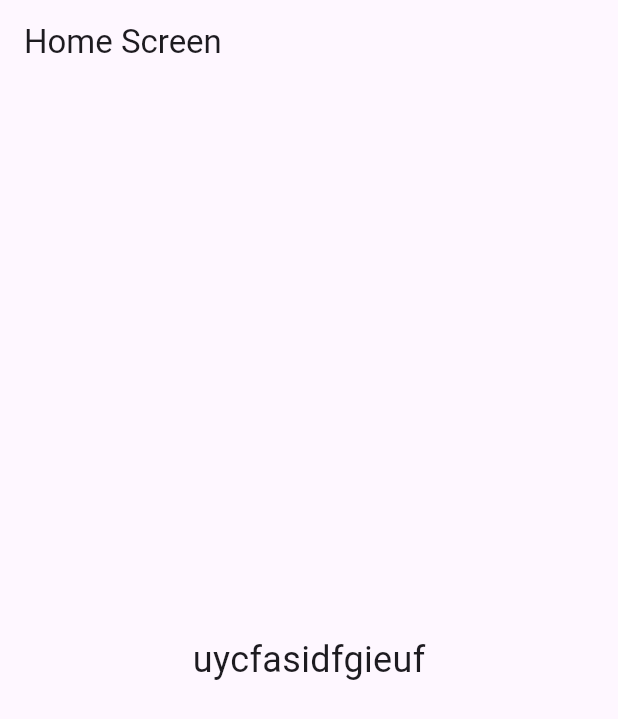
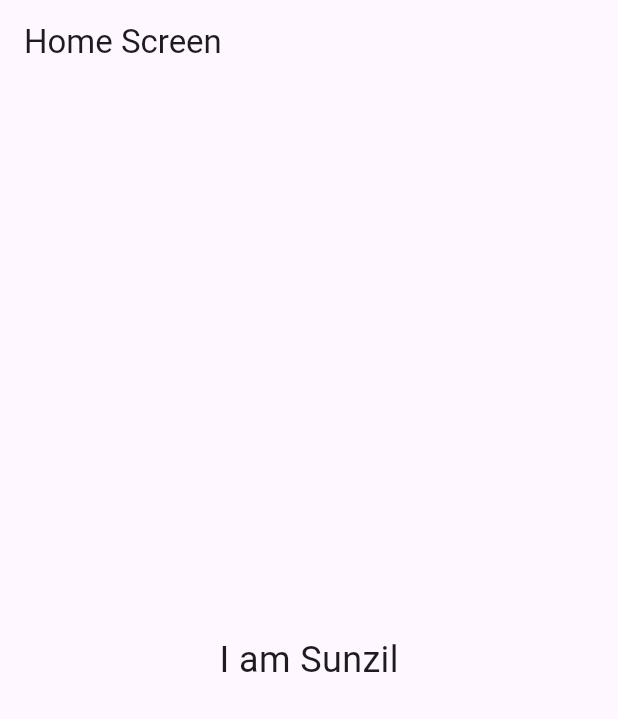
Before and after one commit to sunjilkh/LabTest, a Flutter app: the screen it shows after launch, on a phone screen of 412 x 824 dp. Shown: the top 719 px of the screen. Run offline on Flutter 3.47's test engine with Material 3 defaults, Android fonts, the phone set to English and light mode, and no system bars.

Commit message:
Update main.dart

```diff
--- a/flutter1/lib/main.dart
+++ b/flutter1/lib/main.dart
@@ -24,7 +24,7 @@ class HomeAct extends StatelessWidget {
       ),
       body: const Center(
         child: Text(
-          'uycfasidfgieuf',
+          'I am Sunzil',
           style: TextStyle(fontSize: 24),
         ),
       ),
```
